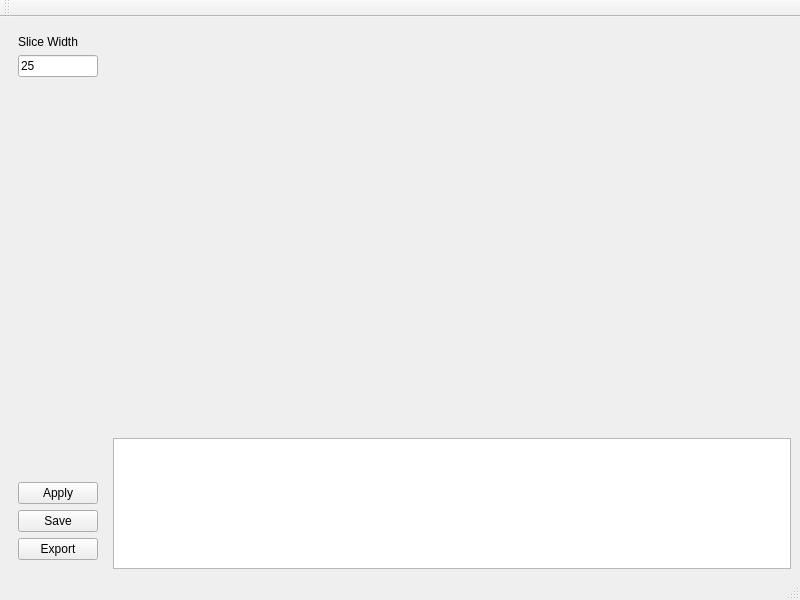
Before: the Qt Designer form dispertrack/view/GUI/particle_window.ui in Dennis-Dispertech/DisperTrack, drawn with Qt 5.
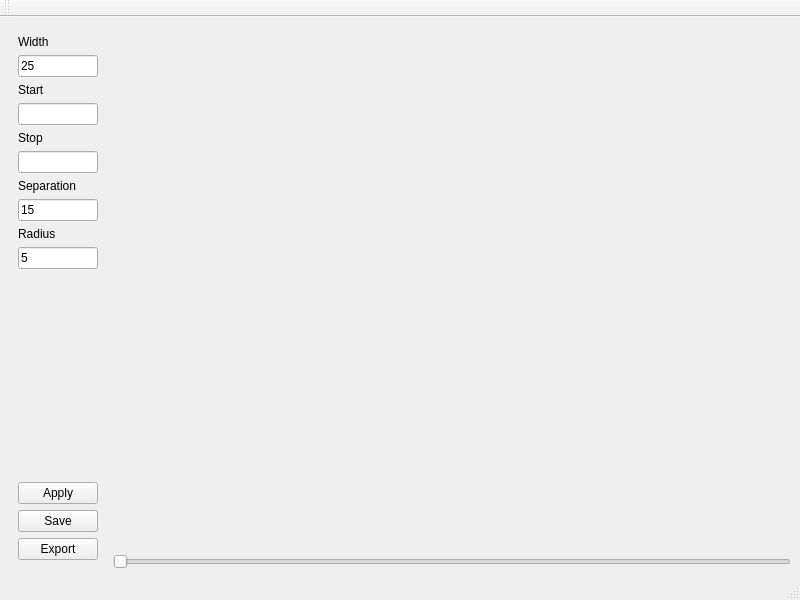
After: the same form once the commit is applied.

Commit message: Added plots of position, intensity and slicing to particles

```diff
--- a/dispertrack/view/GUI/particle_window.ui
+++ b/dispertrack/view/GUI/particle_window.ui
@@ -11,7 +11,20 @@
    </rect>
   </property>
   <property name="windowTitle">
-   <string>MainWindow</string>
+   <string>Single Particle Analysis</string>
+  </property>
+  <property name="styleSheet">
+   <string notr="true">QMainWindow {padding: 0}
+
+QWidget#widget_image{
+margin: 0;
+padding: 0;
+}
+
+QGraphicsWidget{
+padding: 0;
+margin: 0;
+}</string>
   </property>
   <widget class="QWidget" name="centralwidget">
    <layout class="QGridLayout" name="gridLayout">
@@ -37,6 +50,17 @@
       <layout class="QVBoxLayout" name="verticalLayout_2"/>
      </widget>
     </item>
+    <item row="3" column="1">
+     <widget class="QWidget" name="widget_1d_plot" native="true">
+      <property name="sizePolicy">
+       <sizepolicy hsizetype="Preferred" vsizetype="Preferred">
+        <horstretch>10</horstretch>
+        <verstretch>3</verstretch>
+       </sizepolicy>
+      </property>
+      <layout class="QVBoxLayout" name="verticalLayout_5"/>
+     </widget>
+    </item>
     <item row="1" column="1">
      <widget class="QWidget" name="widget_position" native="true">
       <property name="sizePolicy">
@@ -48,24 +72,20 @@
       <layout class="QVBoxLayout" name="verticalLayout_3"/>
      </widget>
     </item>
-    <item row="3" column="1">
-     <widget class="QTextBrowser" name="textBrowser">
+    <item row="4" column="1">
+     <widget class="QSlider" name="slider_frames">
       <property name="sizePolicy">
-       <sizepolicy hsizetype="Expanding" vsizetype="Expanding">
+       <sizepolicy hsizetype="Expanding" vsizetype="Fixed">
         <horstretch>10</horstretch>
-        <verstretch>3</verstretch>
+        <verstretch>1</verstretch>
        </sizepolicy>
       </property>
-      <property name="html">
-       <string>&lt;!DOCTYPE HTML PUBLIC &quot;-//W3C//DTD HTML 4.0//EN&quot; &quot;http://www.w3.org/TR/REC-html40/strict.dtd&quot;&gt;
-&lt;html&gt;&lt;head&gt;&lt;meta name=&quot;qrichtext&quot; content=&quot;1&quot; /&gt;&lt;style type=&quot;text/css&quot;&gt;
-p, li { white-space: pre-wrap; }
-&lt;/style&gt;&lt;/head&gt;&lt;body style=&quot; font-family:'.AppleSystemUIFont'; font-size:13pt; font-weight:400; font-style:normal;&quot;&gt;
-&lt;p style=&quot;-qt-paragraph-type:empty; margin-top:0px; margin-bottom:12px; margin-left:0px; margin-right:0px; -qt-block-indent:0; text-indent:0px;&quot;&gt;&lt;br /&gt;&lt;/p&gt;&lt;/body&gt;&lt;/html&gt;</string>
+      <property name="orientation">
+       <enum>Qt::Horizontal</enum>
       </property>
      </widget>
     </item>
-    <item row="0" column="0" rowspan="4">
+    <item row="0" column="0" rowspan="5">
      <widget class="QWidget" name="widget_parameters" native="true">
       <property name="sizePolicy">
        <sizepolicy hsizetype="Preferred" vsizetype="Expanding">
@@ -77,7 +97,7 @@
        <item>
         <widget class="QLabel" name="label">
          <property name="text">
-          <string>Slice Width</string>
+          <string>Width</string>
          </property>
         </widget>
        </item>
@@ -91,6 +111,54 @@
          </property>
         </widget>
        </item>
+       <item>
+        <widget class="QLabel" name="label_2">
+         <property name="text">
+          <string>Start</string>
+         </property>
+        </widget>
+       </item>
+       <item>
+        <widget class="QLineEdit" name="line_slice_start"/>
+       </item>
+       <item>
+        <widget class="QLabel" name="label_3">
+         <property name="text">
+          <string>Stop</string>
+         </property>
+        </widget>
+       </item>
+       <item>
+        <widget class="QLineEdit" name="line_slice_stop"/>
+       </item>
+       <item>
+        <widget class="QLabel" name="label_4">
+         <property name="text">
+          <string>Separation</string>
+         </property>
+        </widget>
+       </item>
+       <item>
+        <widget class="QLineEdit" name="line_position_separation">
+         <property name="text">
+          <string>15</string>
+         </property>
+        </widget>
+       </item>
+       <item>
+        <widget class="QLabel" name="label_5">
+         <property name="text">
+          <string>Radius</string>
+         </property>
+        </widget>
+       </item>
+       <item>
+        <widget class="QLineEdit" name="line_position_radius">
+         <property name="text">
+          <string>5</string>
+         </property>
+        </widget>
+       </item>
        <item>
         <spacer name="verticalSpacer">
          <property name="orientation">
```
The commit also changes 4 other files.
